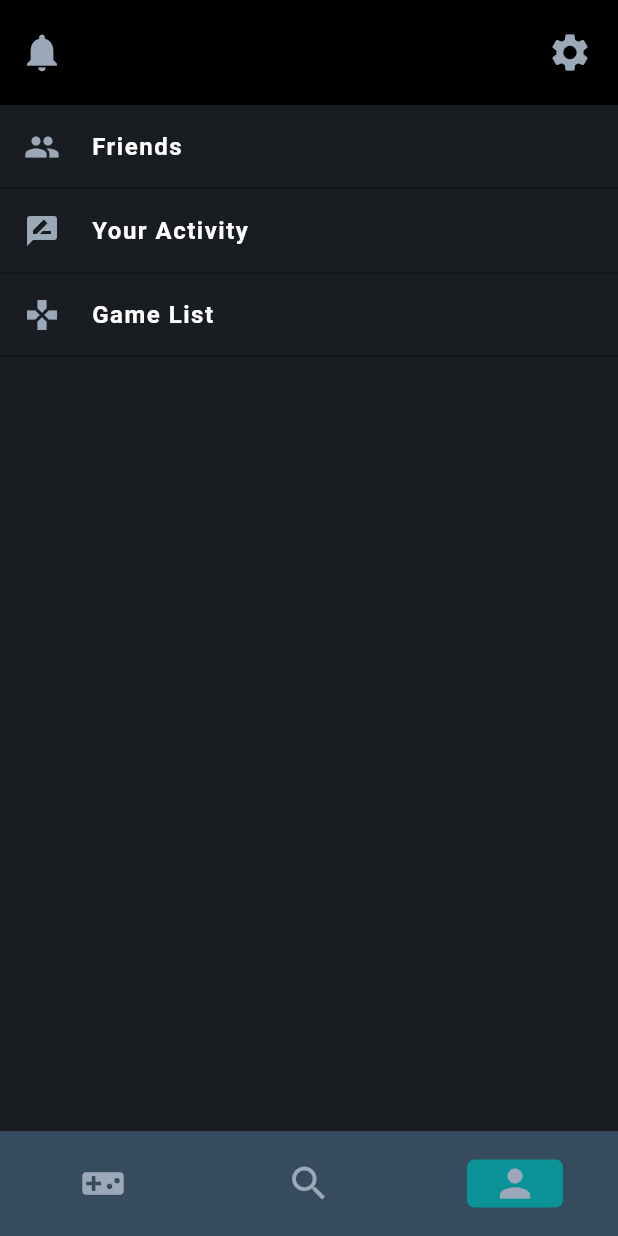
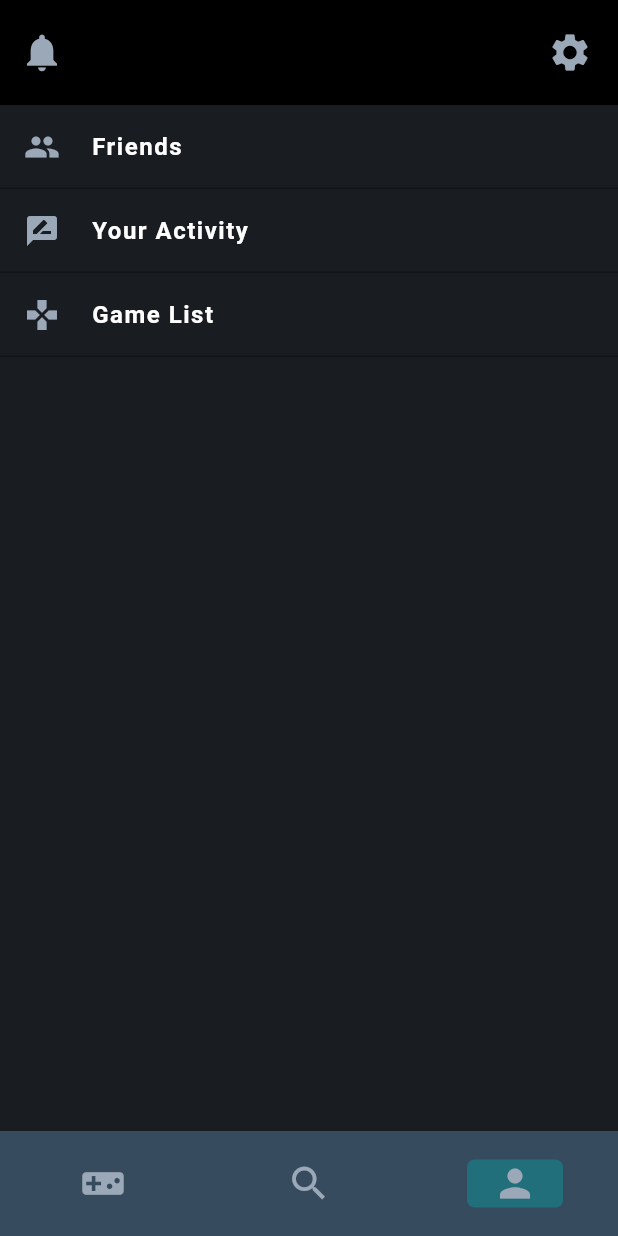
Before and after one commit to reedrunner32/gamegrid-app, a Flutter app: the ContentScreen screen opened by its route, item 3 of the bottom bar chosen, on a phone screen of 412 x 824 dp. Run offline on Flutter 3.47's test engine with Material 3 defaults, Android fonts, the phone set to English and light mode, and no system bars; our stand-ins replace elegant_notification; missing offline and left inert: flutter_sliding_up_panel; network calls fail.

Commit message:
Styling changes

```diff
--- a/lib/screens/ContentScreen.dart
+++ b/lib/screens/ContentScreen.dart
@@ -298,7 +298,7 @@ class _ContentScreenState extends State<ContentScreen> {
         height: 70,
         labelBehavior: NavigationDestinationLabelBehavior.alwaysHide,
         selectedIndex: currentPageIndex,
-        indicatorColor: button_color,
+        indicatorColor: Color.fromRGBO(10, 147, 150, 0.5),
         indicatorShape: RoundedRectangleBorder(borderRadius: BorderRadius.circular(5)),
         surfaceTintColor: Colors.transparent,
         shadowColor: Colors.transparent,
--- a/lib/screens/FriendScreen.dart
+++ b/lib/screens/FriendScreen.dart
@@ -80,7 +80,7 @@ class _FriendScreenState extends State<FriendScreen> {
     Color text_color = Color.fromRGBO(155, 168, 183, 1);
     return Scaffold(
       appBar: AppBar(
-        title: Text(
+        title: const Text(
           'Friends',
           style: TextStyle(
             color: Colors.white,
--- a/lib/screens/GameScreen.dart
+++ b/lib/screens/GameScreen.dart
@@ -523,7 +523,7 @@ class _GameScreenState extends State<GameScreen> {
                             child: Container(
                               padding: EdgeInsets.symmetric(vertical: 15.0, horizontal: 10),
                               decoration: BoxDecoration(
-                                border: Border(bottom: BorderSide(color: text_color)),
+                                border: Border(bottom: BorderSide(color: Colors.white38)),
                               ),
                               child: Column(
                                 crossAxisAlignment: CrossAxisAlignment.start,
--- a/lib/screens/ReviewScreen.dart
+++ b/lib/screens/ReviewScreen.dart
@@ -18,6 +18,7 @@ class ReviewScreen extends StatelessWidget {
       backgroundColor: const Color.fromRGBO(25, 28, 33, 1),
       appBar: AppBar(
         backgroundColor: Colors.black,
+        foregroundColor: Colors.white,
       ),
       body: SingleChildScrollView(
         child: Container(
@@ -31,7 +32,7 @@ class ReviewScreen extends StatelessWidget {
             (gameName != '') ? Text(
               gameName,
               style: TextStyle(
-                color: Colors.orange,
+                color: text_color,
                 fontSize: 30,
                 fontWeight: FontWeight.w600,
               ),
```
